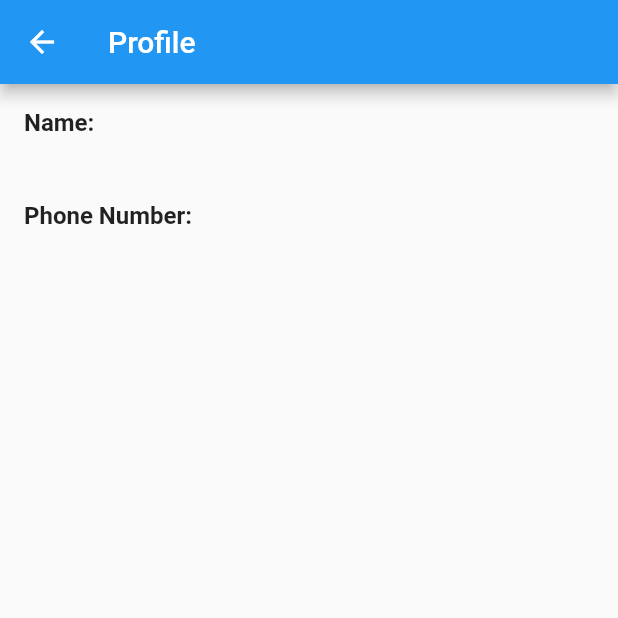
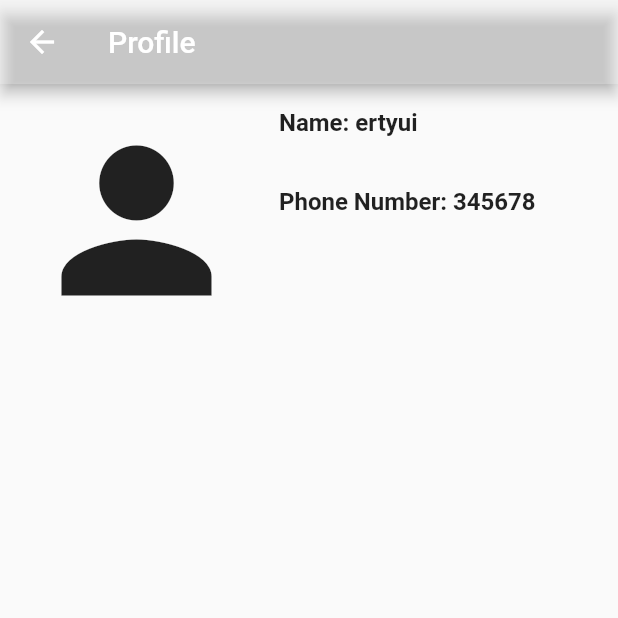
Before and after one commit to dagmawitmoges/ASSIGNMENT-3, a Flutter app: the ProfilePage screen opened directly, on a phone screen of 412 x 824 dp, the top half of it. Run offline on Flutter 3.47's test engine with Material 2 defaults, Android fonts, the phone set to English and light mode, and no system bars; our stand-ins replace bloc, contacts_service, equatable, flutter_bloc; network calls fail.

Commit message:
EDITED homepage and profile

```diff
--- a/lib/presentation/pages/profile.dart
+++ b/lib/presentation/pages/profile.dart
@@ -8,8 +8,8 @@ class ProfilePage extends StatefulWidget {
 }
 
 class _ProfilePageState extends State<ProfilePage> {
-  String _name = '';
-  String _phoneNumber = '';
+  String _name = 'ertyui';
+  String _phoneNumber = '345678';
 
   @override
   void initState() {
@@ -30,42 +30,41 @@ class _ProfilePageState extends State<ProfilePage> {
   Widget build(BuildContext context) {
     return Scaffold(
       appBar: AppBar(
+        backgroundColor: Colors.white24,
         title: Text('Profile'),
       ),
       body: Container(
         padding: EdgeInsets.all(16.0),
-        child: Column(
+        child: Row(
           crossAxisAlignment: CrossAxisAlignment.start,
           children: [
-            Text(
-              'Name:',
+            Icon(
+              Icons.person,
+              size: 150,
+            ),
+            Column(crossAxisAlignment: CrossAxisAlignment.start, children: [
+              Padding(
+                padding: const EdgeInsets.only(left: 20),
+                child: Text(
+                  'Name: ' + _name,
                   style: TextStyle(
                     fontSize: 16.0,
                     fontWeight: FontWeight.bold,
                   ),
                 ),
-            SizedBox(height: 8.0),
-            Text(
-              _name,
-              style: TextStyle(
-                fontSize: 16.0,
               ),
-            ),
-            SizedBox(height: 16.0),
-            Text(
-              'Phone Number:',
+              SizedBox(height: 34.0),
+              Padding(
+                padding: const EdgeInsets.only(left: 20),
+                child: Text(
+                  'Phone Number: ' + _phoneNumber,
                   style: TextStyle(
                     fontSize: 16.0,
                     fontWeight: FontWeight.bold,
                   ),
                 ),
-            SizedBox(height: 8.0),
-            Text(
-              _phoneNumber,
-              style: TextStyle(
-                fontSize: 16.0,
               ),
-            ),
+            ]),
           ],
         ),
       ),
```
Also changed, not shown: lib/presentation/pages/Home.dart (+33 -12 lines), 1 other file. Lines whose indentation alone changed are shown as unchanged.
